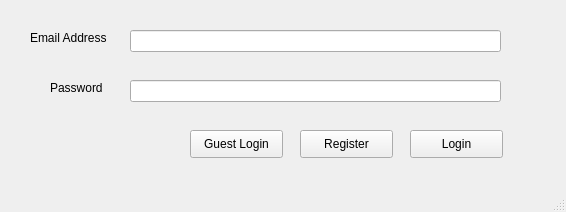
Qt form ui_files/User_Login.ui (TahaZahid05/Restaurant-Managment-System) before a commit.
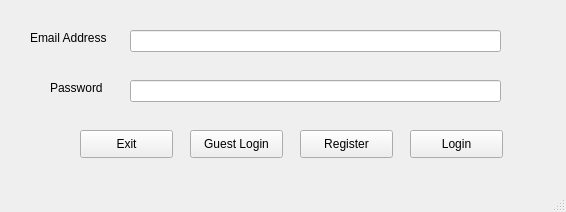
The same form after that commit.

Patch:
```diff
--- a/ui_files/User_Login.ui
+++ b/ui_files/User_Login.ui
@@ -99,6 +99,19 @@
      <string>Guest Login</string>
     </property>
    </widget>
+   <widget class="QPushButton" name="exitButton">
+    <property name="geometry">
+     <rect>
+      <x>80</x>
+      <y>130</y>
+      <width>93</width>
+      <height>28</height>
+     </rect>
+    </property>
+    <property name="text">
+     <string>Exit</string>
+    </property>
+   </widget>
   </widget>
   <widget class="QMenuBar" name="menubar">
    <property name="geometry">
```
Left out of the diff: 2 changed lines with no effect on the pictures.
